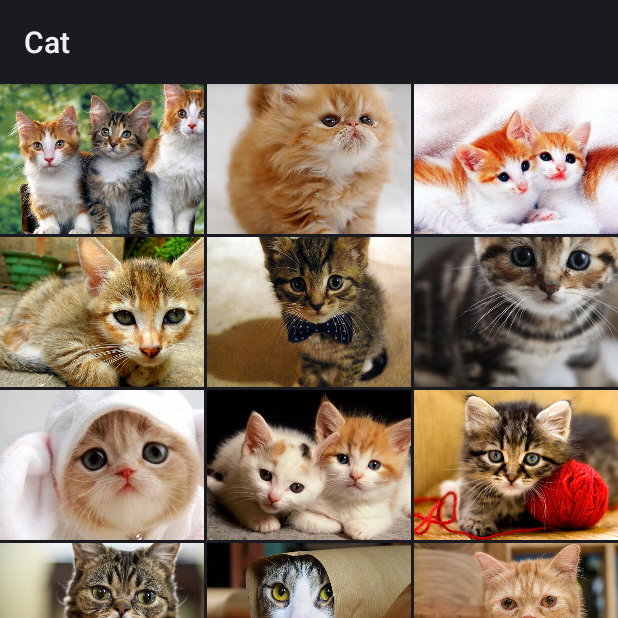
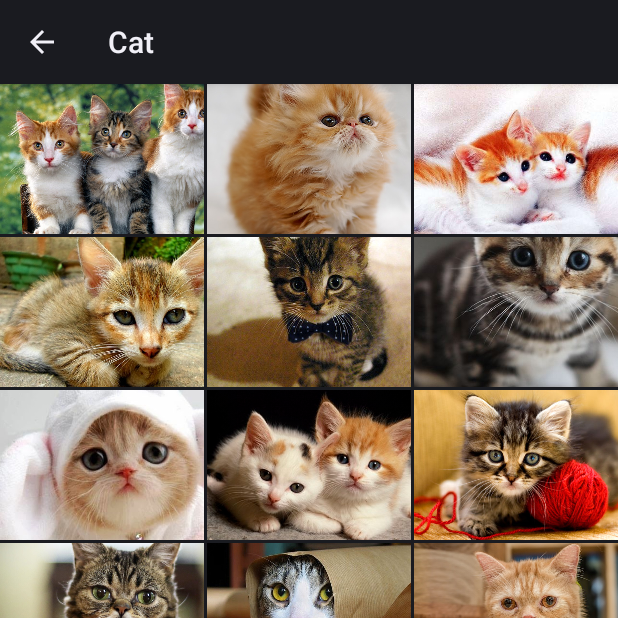
Before and after one commit to SeanChuangMig/migCats, an Android app: the MainActivity screen opened directly, with no data from a screen before it, on a phone screen of 412 x 824 dp, the top half of it. Run offline under Robolectric (Android 15) with nearby library versions, the phone set to English and light mode, and no system bars; 1 statement that could not run was skipped.

Commit message:
Taggle icon to open and close drawer Fragment stack to handle back event

```diff
--- a/app/build.gradle
+++ b/app/build.gradle
@@ -6,7 +6,7 @@ android {
 
     defaultConfig {
         applicationId "sample.com.cats"
-        minSdkVersion 19
+        minSdkVersion 15
         targetSdkVersion 21
         versionCode 1
         versionName "1.0"
--- a/app/src/main/java/sample/com/cats/MainActivity.java
+++ b/app/src/main/java/sample/com/cats/MainActivity.java
@@ -1,14 +1,21 @@
 package sample.com.cats;
 
 import android.os.Bundle;
+import android.support.v4.app.ActionBarDrawerToggle;
 import android.support.v4.app.Fragment;
 import android.support.v4.app.FragmentActivity;
 import android.support.v4.widget.DrawerLayout;
 import android.support.v4.app.FragmentManager;
 import android.util.Log;
+import android.view.KeyEvent;
+import android.view.MenuItem;
 import android.view.View;
 import android.widget.AdapterView;
 import android.widget.ListView;
+
+import java.util.ArrayList;
+import java.util.LinkedList;
+import java.util.List;
 
 
 public class MainActivity extends FragmentActivity {
@@ -23,12 +30,16 @@ public class MainActivity extends FragmentActivity {
     private DrawerLayout mDrawerLayout;
     private ListView mDrawerList;
     private DrawerItemCustomAdapter mDrawerAdapter;
+    private ActionBarDrawerToggle mDrawerToggle;
 
     private Fragment mCatFragment;
     private ProfileFragment mProfileFragment;
     private FriendFragment mFriendFragment;
     private PostFragment mPostFragment;
     private OtherFragment mOtherFragment;
+
+    private Integer currentPosition;
+    private LinkedList<Integer> mFragmentIndexStack = new LinkedList<Integer>();
 
     @Override
     protected void onCreate(Bundle savedInstanceState) {
@@ -41,6 +52,8 @@ public class MainActivity extends FragmentActivity {
         if (type == null) {
             type = "";
         }
+
+        Log.e(TAG, "My Type: " + type);
 
         mCatFragment = new CatFragment(type);
         mProfileFragment = new ProfileFragment(mToken);
@@ -60,12 +73,15 @@ public class MainActivity extends FragmentActivity {
     public void onStart() {
         super.onStart();
         checkIfHaveRuntimePermission();
-        selectItem(0);
+        selectItem(0, false);
     }
 
     @Override
     public void onBackPressed() {
-        moveTaskToBack(true);
+        if (mFragmentIndexStack.size() > 1)
+            selectItem(mFragmentIndexStack.pop(), true);
+        else
+            moveTaskToBack(true);
     }
 
     private void initViews() {
@@ -77,14 +93,46 @@ public class MainActivity extends FragmentActivity {
         mDrawerList.setOnItemClickListener(new AdapterView.OnItemClickListener() {
             @Override
             public void onItemClick(AdapterView<?> parent, View view, int position, long id) {
-                selectItem(position);
+                selectItem(position, false);
             }
         });
+        mDrawerToggle = new ActionBarDrawerToggle(this, mDrawerLayout,
+                R.drawable.ic_launcher, R.string.drawer_open, R.string.drawer_close) {
+
+            public void onDrawerClosed(View view) {
+                super.onDrawerClosed(view);
+            }
+
+            public void onDrawerOpened(View drawerView) {
+                super.onDrawerOpened(drawerView);
+            }
+        };
+
+        mDrawerLayout.setDrawerListener(mDrawerToggle);
+
+        getActionBar().setDisplayHomeAsUpEnabled(true);
+        getActionBar().setHomeButtonEnabled(true);
+
     }
 
-    private void selectItem(int position) {
+    @Override
+    public boolean onOptionsItemSelected(MenuItem item) {
+        if (mDrawerToggle.onOptionsItemSelected(item)) {
+            return true;
+        }
+        return super.onOptionsItemSelected(item);
+    }
+
+    private void selectItem(int position, Boolean pressBack) {
+        if (mFragmentIndexStack.size() > 0 && mFragmentIndexStack.get(0).equals(position))
+            return;
+
+        if(!pressBack)
+            mFragmentIndexStack.push(position);
+
+        int targetView = mFragmentIndexStack.get(0);
         Fragment fragment = null;
-        switch (position) {
+        switch (targetView) {
             case 0:
                 fragment = mCatFragment;
                 break;
@@ -105,13 +153,15 @@ public class MainActivity extends FragmentActivity {
         }
 
         if (fragment != null) {
+
             FragmentManager fragmentManager = getSupportFragmentManager();
             fragmentManager.beginTransaction().replace(R.id.content_frame, fragment).commit();
 
-            mDrawerList.setItemChecked(position, true);
-            mDrawerList.setSelection(position);
-            getActionBar().setTitle(mNavigationDrawerItemTitles[position]);
+            mDrawerList.setItemChecked(targetView, true);
+            mDrawerList.setSelection(targetView);
+            getActionBar().setTitle(mNavigationDrawerItemTitles[targetView]);
             mDrawerLayout.closeDrawer(mDrawerList);
+
 
         } else {
             Log.e("MainActivity", "Error in creating fragment");
--- a/app/src/main/res/values/strings.xml
+++ b/app/src/main/res/values/strings.xml
@@ -5,6 +5,9 @@
     <string name="hello_world">Hello world!</string>
     <string name="action_settings">Settings</string>
     <string name="title_activity_login">LoginActivity</string>
+
+    <string name="drawer_open">Open</string>
+    <string name="drawer_close">Close</string>
 
     <string-array name="navigation_drawer_items_array">
         <item>Cat</item>
```
Also changed, not shown: app/src/main/AndroidManifest.xml (+5 -2 lines), app/src/main/res/layout/fragment_other.xml (+11 -10 lines).
